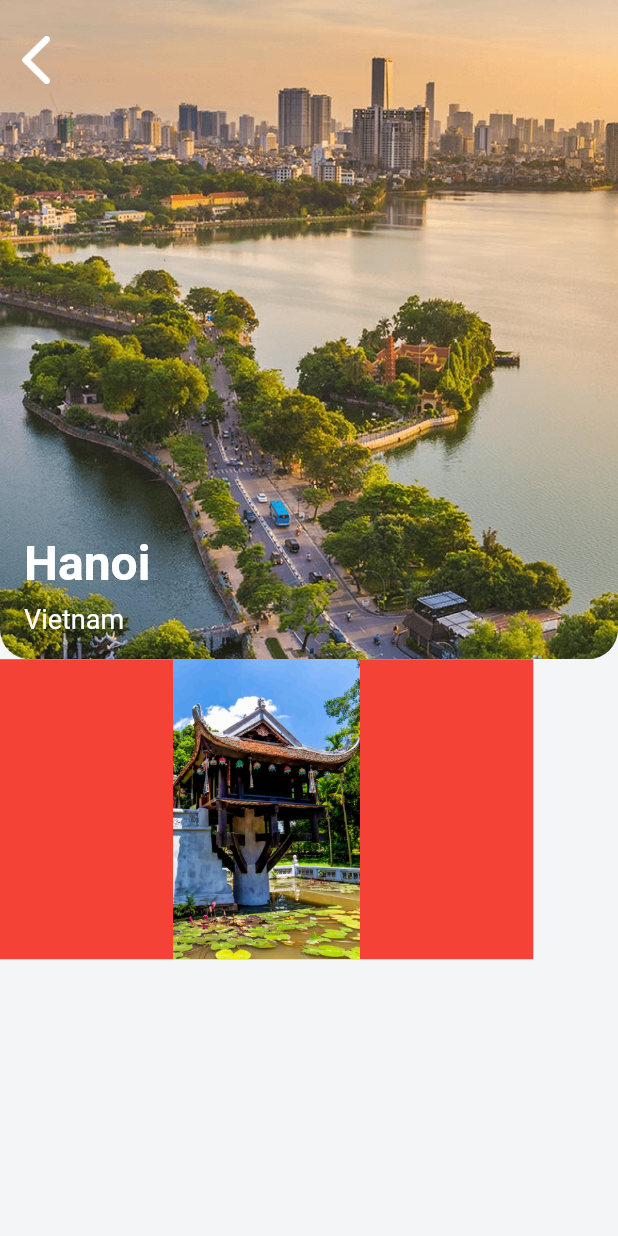
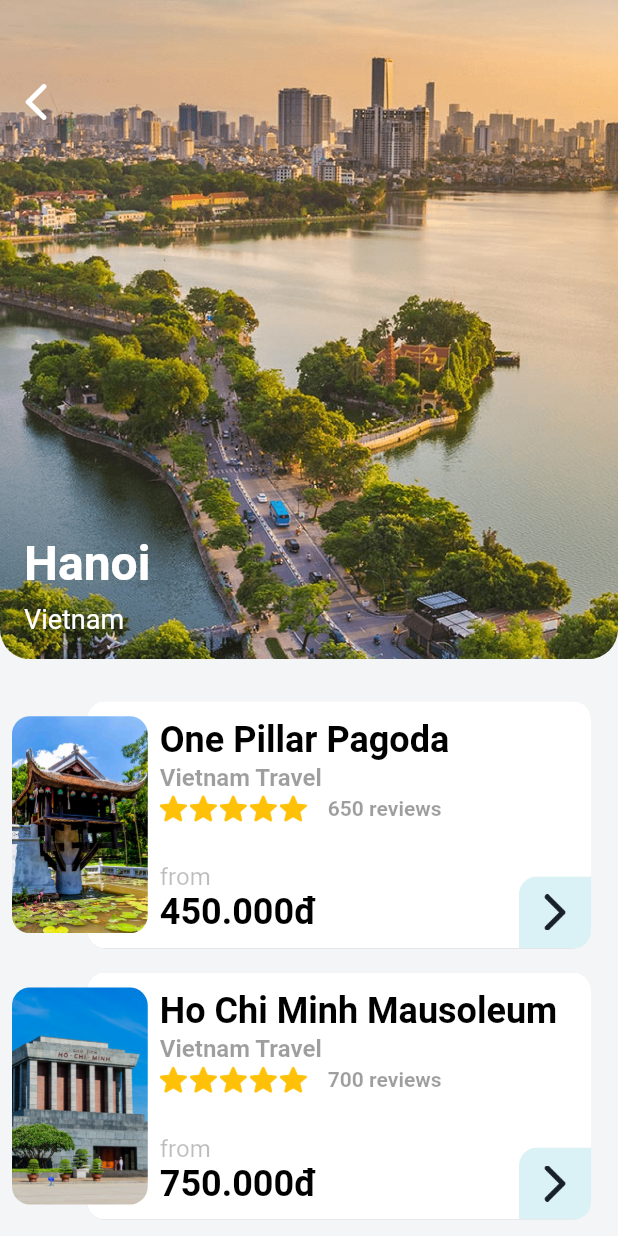
Before and after one commit to chungbd/flutter_ui_challenge, a Flutter app: the screen it shows after launch, on a phone screen of 412 x 824 dp. Run offline on Flutter 3.47's test engine with Material 2 defaults, Android fonts, the phone set to English and light mode, and no system bars; our stand-ins replace page_indicator; missing offline and left inert: mark922_flutter_lottie.

Commit message:
update layout for 02

```diff
--- a/ui_challenge_02_sliver_app_bar/lib/main.dart
+++ b/ui_challenge_02_sliver_app_bar/lib/main.dart
@@ -82,9 +82,7 @@ class _MyHomePageState extends State<MyHomePage> {
     // The Flutter framework has been optimized to make rerunning build methods
     // fast, so that you can just rebuild anything that needs updating rather
     // than having to individually change instances of widgets.
-    var listView = ListView(
-              children: <Widget>[
-                Stack(
+    var headerStack = Stack(
                       children: <Widget>[
                         ClipRRect(
                           borderRadius: BorderRadius.only(
@@ -97,10 +95,10 @@ class _MyHomePageState extends State<MyHomePage> {
                           ),
                         ),
                         Positioned(
-                      top: 16,
+                          top: 44,
                           child:
                             IconButton(
-                          icon: Image.asset('images/ic_back.png'),
+                              icon: Image.asset('images/ic_back.png',width: 24,),
                               // iconSize: 50,
                               onPressed: () {
                                 print("Chung");
@@ -134,57 +132,202 @@ class _MyHomePageState extends State<MyHomePage> {
                             )
                         ),
                       ],
-                ),
-                _createItemFrom(destinations[0])
-              ],
                     );
+    var listView = ListView.builder(
+      padding: EdgeInsets.symmetric(vertical: 20),
+      itemCount: destinations.length,
+      itemBuilder: (BuildContext ctxt, int index) {
+      return _createItemFrom(destinations[index]);
+    });
     return Scaffold(
-      // appBar: AppBar(
-      //   // Here we take the value from the MyHomePage object that was created by
-      //   // the App.build method, and use it to set our appbar title.
-      //   title: Text(widget.title),
-      // ),
       body:
         Container(
           color: Color(0xfff3f5f7),
-          child: listView,
+          child: Column(
+            children: <Widget>[
+              headerStack,
+              Expanded(child: listView),
+            ],
+          ),
           )
-    // CustomScrollView(
-    //   slivers: <Widget>[
-    //     // SliverAppBar(
-    //     //   pinned: true,
-    //     //   expandedHeight: 400.0,
-    //     //   flexibleSpace: ,
-    //     //   floating: true,
-    //     // ),
-
-    //   ],
-    // ),
-// This trailing comma makes auto-formatting nicer for build methods.
     );
   }
 
   Widget _createItemFrom(Destination destination) {
+    var screenSize = MediaQuery.of(context).size;
+    var actualHeight = screenSize.height * 0.2;
     var aspectRatio =
+     ClipRRect(
+       borderRadius: BorderRadius.all(Radius.circular(12)),
+       child:
         Container(
-        color: Colors.red,
-        height: 200,
+          // color: Colors.red,
+          // height: actualHeight,
+          // width: 100,
           child:
             AspectRatio(
-            aspectRatio: 16/9,
+              aspectRatio: 270/432,
               child: Image.asset(destination.imageName,
               fit: BoxFit.contain,
               ),
             ),
+          ),
      );
 
-    return Stack(children: <Widget>[
+    var titleStyle = TextStyle(
+                        fontSize: 24,
+                        fontWeight: FontWeight.bold,
+                        color: Colors.black
+                      );
+
+    var topColumn =
+      Column(
+        crossAxisAlignment: CrossAxisAlignment.start,
+        mainAxisAlignment: MainAxisAlignment.spaceEvenly,
+        children: <Widget>[
+          Text(destination.title,
+            style: titleStyle,
+          ),
+          Text(destination.travelAgent,
+            style: TextStyle(
+              fontSize: 16,
+              fontWeight: FontWeight.bold,
+              color: Colors.black38
+            ),
+          ),
           Row(
             children: <Widget>[
-          // Image.asset(destination.imageName),
+              getStarsFromRating(destination.rating),
+              SizedBox(width: 12,),
+              Text("${destination.numberOfRating} reviews",
+                style: TextStyle(
+                  fontSize: 14,
+                  fontWeight: FontWeight.bold,
+                  color: Colors.black38
+                ),
+              ),
+
+            ],
+          ),
+        ],
+      );
+
+    var bottomColumn =
+    Column(
+      mainAxisAlignment: MainAxisAlignment.end,
+      crossAxisAlignment: CrossAxisAlignment.start,
+      children: <Widget>[
+        Expanded(
+          child: Container(),
+        ),
+        Text("from",
+          style: TextStyle(
+            fontSize: 16,
+            // fontWeight: FontWeight.bold,
+            color: Colors.black26
+          ),
+        ),
+        Text(
+          destination.price + destination.currency,
+          style: titleStyle,
+        ),
+      ],
+    );
+
+    var textColumn =
+      Column(
+        children: <Widget>[
+          Expanded(child: topColumn),
+          Expanded(child: bottomColumn),
+        ],
+      );
+
+    return
+      Padding(
+        padding: const EdgeInsets.all(8.0),
+        child: Stack(
+          children: <Widget>[
+            Positioned(
+              left: 50,
+              right: 10,
+              child:
+                ClipRRect(
+                  borderRadius: BorderRadius.all(Radius.circular(12)),
+                  child: Container(
+                    decoration: BoxDecoration(
+                      boxShadow: [
+                        BoxShadow(
+                          color: Colors.grey.withOpacity(0.5),
+                          spreadRadius: 20,
+                          blurRadius: 20,
+                          offset: Offset(3, 27), // changes position of shadow
+                        ),
+                      ],
+                    ),
+                    child:
+                      Container(
+                        alignment: Alignment.bottomRight,
+                        height: actualHeight,
+                        color: Colors.white,
+                        child: ClipRRect(
+                          borderRadius: BorderRadius.only(topLeft: Radius.circular(12)),
+                          child:
+                            Container(
+                              color: Color(0xffdaf2f5),
+                              child: IconButton(
+                                    icon: Image.asset('images/ic_right_arrow.png',width: 24,),
+                                    // iconSize: 50,
+                                    onPressed: () {
+                                      print("Chung");
+                                    },
+                                  ),
+                            ),
+                        ),
+                      ),
+                  ),
+                )
+            ),
+
+            Container(
+              height: actualHeight,
+              padding: EdgeInsets.symmetric(vertical: 10),
+              child:
+                Row(
+                  children: <Widget>[
                     aspectRatio,
+                    SizedBox(width: 8,),
+                    Expanded(child: textColumn)
+                  ],
+                ),
+            )
+          ],
+        ),
+      );
 
-      ],)
-    ],);
+  }
+
+  Widget getStarsFromRating(int rating) {
+    if (rating < 0) {
+      return
+        Icon(
+          Icons.star,
+          color: Colors.white10,
+        );
+    }
+    List<Widget> stars = [];
+
+    for (var i = 0; i < rating; i++) {
+      stars.add(
+        Image.asset(
+          "images/ic_star.png",
+          width: 18,
+        )
+      );
+      stars.add(SizedBox(width: 2,));
+    }
+
+    return Row(
+      children: stars,
+    );
   }
 }
```
Lines whose indentation alone changed are shown as unchanged.
